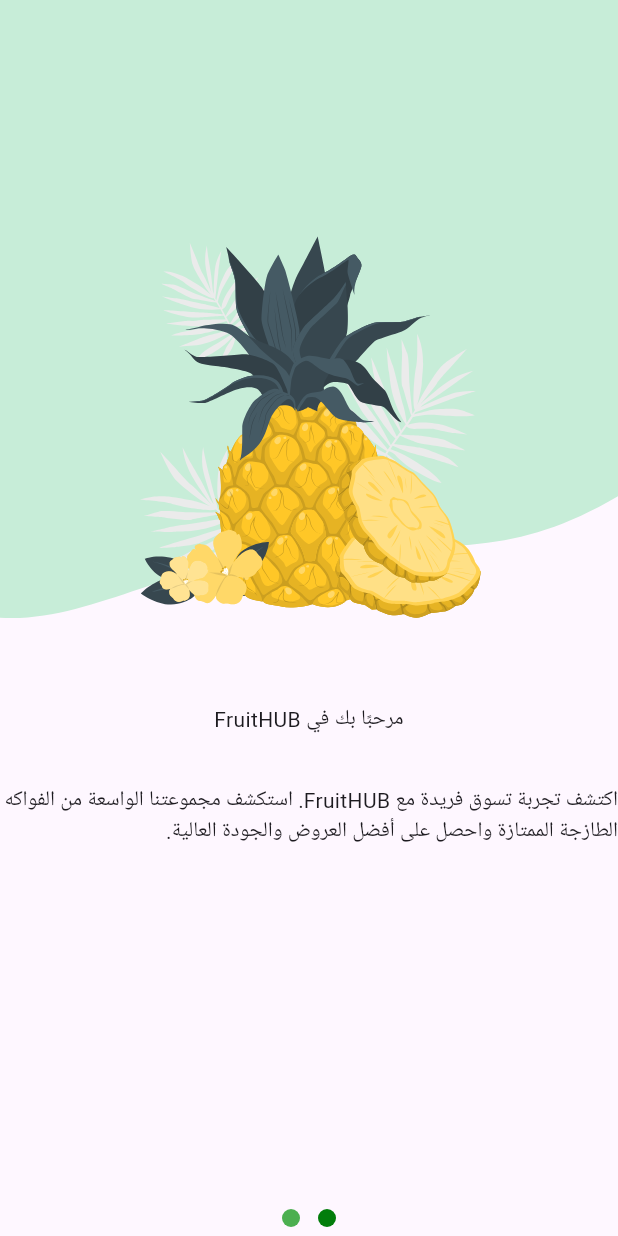
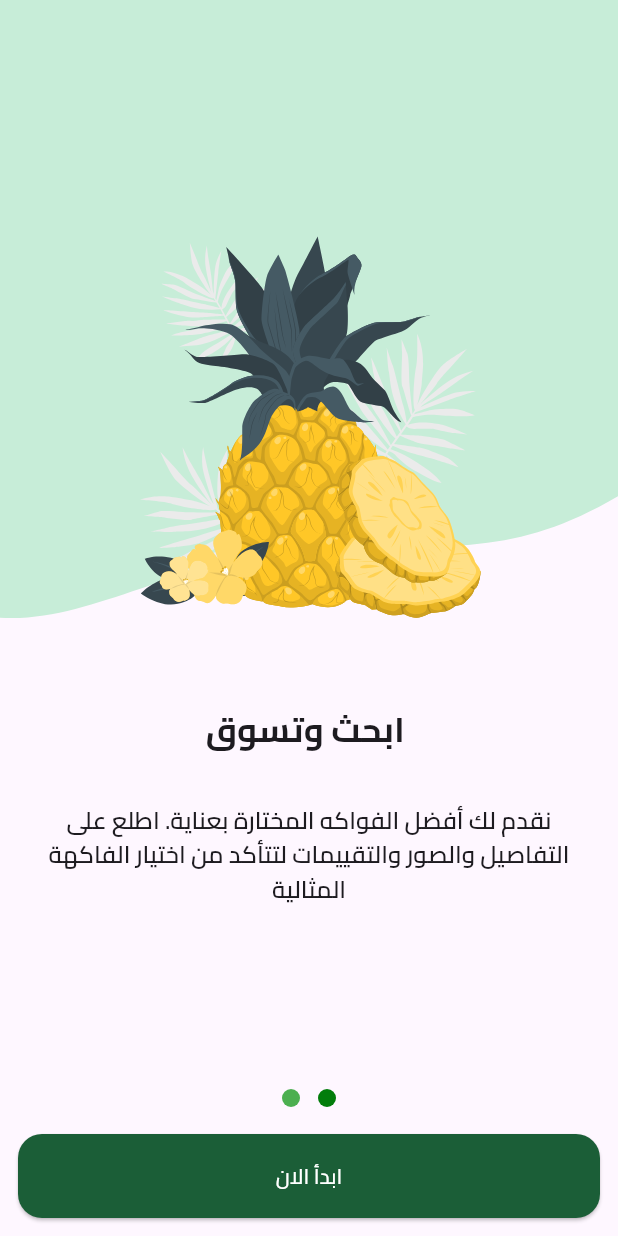
Before and after one commit to Osama-Saleh/Frutella, a Flutter app: the screen it shows after launch, swiped to page 2, on a phone screen of 412 x 824 dp. Run offline on Flutter 3.47's test engine with Material 3 defaults, Android fonts, the phone set to English and light mode, and no system bars; drawn by our look-alikes of dots_indicator; our stand-ins replace easy_localization, flutter_svg, shared_preferences.

Commit message:
finish onboarding view

```diff
--- /dev/null
+++ b/lib/core/app_constant/app_constant.dart
@@ -0,0 +1,3 @@
+class AppConstant {
+  static const String onBoardingKey = 'onBoardingKey';
+}
--- a/lib/core/helper/on_generate_rout.dart
+++ b/lib/core/helper/on_generate_rout.dart
@@ -1,4 +1,5 @@
 import 'package:flutter/material.dart';
+import 'package:fruit/features/home/presentation/view/home_view.dart';
 import 'package:fruit/features/on_boarding/presentation/view/on_boarding_view.dart';
 import 'package:fruit/features/splash/presentation/view/splash_view.dart';
 
@@ -6,6 +7,7 @@
 class OnGenerateRout {
   static const String splashRoutName = 'splash';
   static const String onBoardingView = 'onBoardingView';
+  static const String homeView = 'homeView';
 static  Route<dynamic> onGenerateRoute(RouteSettings setting) {
     switch (setting.name) {
       case OnGenerateRout.splashRoutName:
@@ -16,6 +18,10 @@
         return MaterialPageRoute(
           builder: (context) => OnBoardingView(),
         );
+      case OnGenerateRout.homeView:
+        return MaterialPageRoute(
+          builder: (context) => HomeView(),
+        );
       default:
         return MaterialPageRoute(
           builder: (context) => Scaffold(),
--- /dev/null
+++ b/lib/core/services/shared_prefrences.dart
@@ -0,0 +1,17 @@
+import 'package:shared_preferences/shared_preferences.dart';
+
+class SharedPrefrencesService {
+
+  static late SharedPreferences prefs;
+  static Future<void> initialize() async {
+     prefs = await SharedPreferences.getInstance();
+
+  }
+
+  static Future<void> setBool(String key,bool value) async {
+    await prefs.setBool(key, value);
+  }
+  static bool getBool(String key) {
+    return prefs.getBool(key) ?? false;
+  }
+}
--- /dev/null
+++ b/lib/core/utils/app_text_styles.dart
@@ -0,0 +1,72 @@
+import 'package:flutter/material.dart';
+
+abstract class AppTextStyles {
+  static const TextStyle bold13 = TextStyle(
+    fontWeight: FontWeight.bold,
+    fontSize: 13,
+  );
+  static const TextStyle bold23 = TextStyle(
+    fontWeight: FontWeight.bold,
+    fontSize: 23,
+  );
+
+  static const TextStyle semiBold13 = TextStyle(
+    fontWeight: FontWeight.w600,
+    fontSize: 13,
+  );
+
+  static const TextStyle regular13 = TextStyle(
+    fontWeight: FontWeight.normal,
+    fontSize: 13,
+  );
+
+  static const TextStyle bold16 = TextStyle(
+    fontWeight: FontWeight.bold,
+    fontSize: 16,
+  );
+
+  static const TextStyle bold19 = TextStyle(
+    fontWeight: FontWeight.bold,
+    fontSize: 19,
+  );
+
+  static const TextStyle semiBold16 = TextStyle(
+    fontWeight: FontWeight.w600,
+    fontSize: 16,
+  );
+
+  static const TextStyle bold28 = TextStyle(
+    fontWeight: FontWeight.bold,
+    fontSize: 28,
+  );
+
+  static const TextStyle regular22 = TextStyle(
+    fontWeight: FontWeight.normal,
+    fontSize: 22,
+  );
+
+  static const TextStyle semiBold11 = TextStyle(
+    fontWeight: FontWeight.w600,
+    fontSize: 11,
+  );
+
+  static const TextStyle medium15 = TextStyle(
+    fontWeight: FontWeight.w500,
+    fontSize: 15,
+  );
+
+  static const TextStyle regular26 = TextStyle(
+    fontWeight: FontWeight.normal,
+    fontSize: 26,
+  );
+
+  static const TextStyle regular16 = TextStyle(
+    fontWeight: FontWeight.normal,
+    fontSize: 16,
+  );
+
+  static const TextStyle regular11 = TextStyle(
+    fontWeight: FontWeight.normal,
+    fontSize: 11,
+  );
+}
--- /dev/null
+++ b/lib/features/home/presentation/view/home_view.dart
@@ -0,0 +1,10 @@
+import 'package:flutter/material.dart';
+
+class HomeView extends StatelessWidget {
+  const HomeView({super.key});
+
+  @override
+  Widget build(BuildContext context) {
+    return Container();
+  }
+}
--- a/lib/features/on_boarding/presentation/view/on_boarding_view.dart
+++ b/lib/features/on_boarding/presentation/view/on_boarding_view.dart
@@ -1,6 +1,10 @@
 import 'package:dots_indicator/dots_indicator.dart';
 import 'package:flutter/material.dart';
+import 'package:fruit/core/app_constant/app_constant.dart';
+import 'package:fruit/core/helper/on_generate_rout.dart';
+import 'package:fruit/core/services/shared_prefrences.dart';
 import 'package:fruit/core/utils/app_images.dart';
+import 'package:fruit/core/utils/app_text_styles.dart';
 import 'package:fruit/features/on_boarding/presentation/view/widgets/custom_page1.dart';
 
 class OnBoardingView extends StatefulWidget {
@@ -31,9 +35,9 @@
 
   @override
   Widget build(BuildContext context) {
-    print('currentPage $currentPage');
     return Scaffold(
-        body: Column(
+        body: SafeArea(
+          child: Column(
                 children: [
           Expanded(
             child: PageView(
@@ -42,18 +46,31 @@
                 CustomPage(
                   background: Assets.imagesOnBoardingBackgroundPage1,
                   image: Assets.imagesOnBoardingFruitBasketPage1,
-                title: Text('مرحبًا بك في FruitHUB'),
+                  title: Text.rich(TextSpan(children: [
+                    TextSpan(text: 'مرحبًا بك في ', style: AppTextStyles.bold23),
+                    TextSpan(
+                        text: 'Fruit',
+                        style: AppTextStyles.bold23
+                            .copyWith(color: Color(0xffF4A91F))),
+                    TextSpan(
+                        text: 'HUB',
+                        style: AppTextStyles.bold23
+                            .copyWith(color: Color(0xff1B5E37))),
+                  ])),
                   subtitle:
                       'اكتشف تجربة تسوق فريدة مع FruitHUB. استكشف مجموعتنا الواسعة من الفواكه الطازجة الممتازة واحصل على أفضل العروض والجودة العالية.',
-                currentPage: currentPage,
+                  isSkip: true,
                 ),
                 CustomPage(
                   background: Assets.imagesOnBoardingBackgroundPage2,
                   image: Assets.imagesOnBoardingFruitBasketPage2,
-                title: Text('مرحبًا بك في FruitHUB'),
+                  title: Text(
+                    ' ابحث وتسوق',
+                    style: AppTextStyles.bold23,
+                  ),
                   subtitle:
-                    'اكتشف تجربة تسوق فريدة مع FruitHUB. استكشف مجموعتنا الواسعة من الفواكه الطازجة الممتازة واحصل على أفضل العروض والجودة العالية.',
-                currentPage: currentPage,
+                      'نقدم لك أفضل الفواكه المختارة بعناية. اطلع على التفاصيل والصور والتقييمات لتتأكد من اختيار الفاكهة المثالية',
+                  isSkip: false,
                 ),
               ],
             ),
@@ -73,7 +90,32 @@
                   : const Color.fromARGB(255, 2, 125, 11),
             ),
           ),
+          Visibility(
+            visible: currentPage != 0,
+            maintainSize: true,
+            maintainAnimation: true,
+            maintainState: true,
+            child: Container(
+              padding: EdgeInsets.all(12),
+              width: double.infinity,
+              height: 80,
+              child: ElevatedButton(
+                onPressed: () {
+                  Navigator.pushReplacementNamed(context, OnGenerateRout.homeView);
+                  SharedPrefrencesService.setBool(AppConstant.onBoardingKey, true);
+                },
+                style: ElevatedButton.styleFrom(backgroundColor: Color(0xff1B5E37),
+                shape: RoundedRectangleBorder(borderRadius: BorderRadius.circular(16))
+                ),
+                child: Text(
+                  'ابدأ الان',
+                  style: TextStyle(color: Colors.white),
+                ),
+              ),
+            ),
+          ),
                 ],
+              ),
         ));
   }
 }
--- a/lib/features/on_boarding/presentation/view/widgets/custom_page1.dart
+++ b/lib/features/on_boarding/presentation/view/widgets/custom_page1.dart
@@ -1,20 +1,24 @@
 import 'package:flutter/material.dart';
 import 'package:flutter_svg/flutter_svg.dart';
+import 'package:fruit/core/app_constant/app_constant.dart';
+import 'package:fruit/core/helper/on_generate_rout.dart';
+import 'package:fruit/core/services/shared_prefrences.dart';
 import 'package:fruit/core/utils/app_images.dart';
+import 'package:fruit/core/utils/app_text_styles.dart';
 
 class CustomPage extends StatelessWidget {
   final String background;
   final String image;
   final Widget title;
   final String subtitle;
-  final int currentPage;
+  final bool isSkip;
 
   const CustomPage({super.key,
   required this.background,
   required this.image,
   required this.title,
   required this.subtitle,
-  required this.currentPage
+  required this.isSkip
   });
 
   @override
@@ -42,16 +46,34 @@
                     image,
                   ),
                 ),
-                Visibility(
-                  visible: currentPage==0,
-                  child: Text('تخطي'))
+                InkWell(
+                  onTap: () {
+                        Navigator.pushReplacementNamed(context, OnGenerateRout.homeView);
+                        SharedPrefrencesService.setBool(AppConstant.onBoardingKey, true);
+                      },
+                  child: Visibility(
+                    visible: isSkip,
+                    child: Padding(
+                      padding: const EdgeInsets.only(right: 10,top: 10),
+                      child: Text('تخط',style: AppTextStyles.regular13.copyWith(
+                          color: Color(0xff949D9E)
+                        ),),
+                    )),
+                )
               ],
             ),
           ),
           SizedBox(height: MediaQuery.sizeOf(context).height*0.07),
           title,
+
           SizedBox(height: MediaQuery.sizeOf(context).height*0.04),
-          Text(subtitle),
+          Padding(
+            padding: const EdgeInsets.symmetric(horizontal: 20),
+            child: Text(subtitle,
+            textAlign: TextAlign.center,
+            style: AppTextStyles.semiBold16
+            ),
+          ),
         ],
             ),
       ),
--- a/lib/features/splash/presentation/view/splash_view.dart
+++ b/lib/features/splash/presentation/view/splash_view.dart
@@ -1,6 +1,8 @@
 import 'package:flutter/material.dart';
 import 'package:flutter_svg/flutter_svg.dart';
+import 'package:fruit/core/app_constant/app_constant.dart';
 import 'package:fruit/core/helper/on_generate_rout.dart';
+import 'package:fruit/core/services/shared_prefrences.dart';
 import 'package:fruit/core/utils/app_images.dart';
 
 class SplashView extends StatefulWidget {
@@ -12,12 +14,19 @@
 
 class _SplashViewState extends State<SplashView> {
   @override
-  void initState() {
-   Future.delayed(Duration(seconds: 3),
-   () => Navigator.pushReplacementNamed(context, OnGenerateRout.onBoardingView,),
-   );
+  void initState()  {
+    bool isViewed =
+         SharedPrefrencesService.getBool(AppConstant.onBoardingKey);
+    Future.delayed(
+      Duration(seconds: 3),
+      () => Navigator.pushReplacementNamed(
+        context,
+        isViewed ? OnGenerateRout.homeView : OnGenerateRout.onBoardingView,
+      ),
+    );
     super.initState();
   }
+
   @override
   Widget build(BuildContext context) {
     return Scaffold(
@@ -34,8 +43,9 @@
             ],
           ),
           SvgPicture.asset(Assets.imagesSvgFruitLogoSplash),
-          SvgPicture.asset(Assets.imagesSvgFooterLogo,
-          fit: BoxFit.fill,
+          SvgPicture.asset(
+            Assets.imagesSvgFooterLogo,
+            fit: BoxFit.fill,
           ),
         ],
       ),
--- a/lib/main.dart
+++ b/lib/main.dart
@@ -1,10 +1,12 @@
 import 'package:easy_localization/easy_localization.dart';
 import 'package:flutter/material.dart';
 import 'package:fruit/core/helper/on_generate_rout.dart';
+import 'package:fruit/core/services/shared_prefrences.dart';
 // import 'package:flutter_localization/flutter_localization.dart';
 void main()async {
   WidgetsFlutterBinding.ensureInitialized();
   await EasyLocalization.ensureInitialized();
+  await SharedPrefrencesService.initialize();
   runApp(
     EasyLocalization(
       supportedLocales: [Locale('ar')],
@@ -21,11 +23,13 @@
   @override
   Widget build(BuildContext context) {
     return MaterialApp(
+
       debugShowCheckedModeBanner: false,
       localizationsDelegates: context.localizationDelegates,
       supportedLocales: context.supportedLocales,
       locale: context.locale,
       theme: ThemeData(
+        fontFamily: 'Cairo',
         useMaterial3: true,
       ),
       onGenerateRoute: OnGenerateRout.onGenerateRoute,
```
Also changed, not shown: pubspec.yaml (+13 -6 lines), assets/fonts/Cairo-Bold.ttf (added), assets/fonts/Cairo-Medium.ttf (added), assets/fonts/Cairo-Regular.ttf (added), assets/fonts/Cairo-SemiBold.ttf (added), pubspec.lock. Lines whose indentation alone changed are shown as unchanged.
